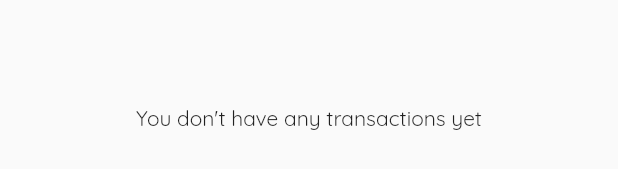
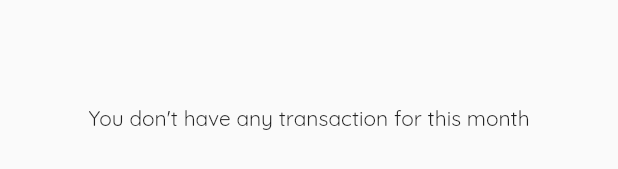
Before and after one commit to nipunvv/ExpenseTracker, a Flutter app: the SummaryBarChart widget shown alone on an empty page, opened directly with empty values, on a phone screen of 412 x 824 dp. Shown: the part 191-360 px from the top of the screen. Run offline on Flutter 3.47's test engine with Material 2 defaults, Android fonts, the phone set to English and light mode, and no system bars; our stand-ins replace carousel_slider, fl_chart, flutter_redux, redux, redux_thunk, sqflite; accounts and stored records are empty.

```diff
--- a/lib/widgets/stats/bar_chart.dart
+++ b/lib/widgets/stats/bar_chart.dart
@@ -29,8 +29,7 @@ class SummaryBarChartState extends State<SummaryBarChart> {
     return AspectRatio(
       aspectRatio: 1,
       child: Padding(
-        padding: const EdgeInsets.all(16),
-        child: Expanded(
+        padding: EdgeInsets.all(50.0),
         child: hasValidData()
             ? BarChart(
                 mainBarData(widget.txSummary),
@@ -39,8 +38,7 @@ class SummaryBarChartState extends State<SummaryBarChart> {
             : Container(
                 child: Center(
                   child: Text(
-                      'You don\'t have any transactions yet',
-                    ),
+                    'You don\'t have any transaction for this month',
                   ),
                 ),
               ),
@@ -49,12 +47,14 @@ class SummaryBarChartState extends State<SummaryBarChart> {
   }
 
   bool hasValidData() {
-    widget.txSummary.forEach((summary) {
-      if (summary.amount != 0) {
-        return true;
+    bool isValid = false;
+    for (TransactionSummary summary in widget.txSummary) {
+      if (summary.amount != null) {
+        isValid = true;
+        break;
       }
-    });
-    return false;
+    }
+    return isValid;
   }
 
   BarChartGroupData makeGroupData(
```
Also changed, not shown: lib/widgets/stats/pie_chart.dart (+7 -5 lines), lib/widgets/stats/stats.dart (+19 -7 lines). Lines whose indentation alone changed are shown as unchanged.
